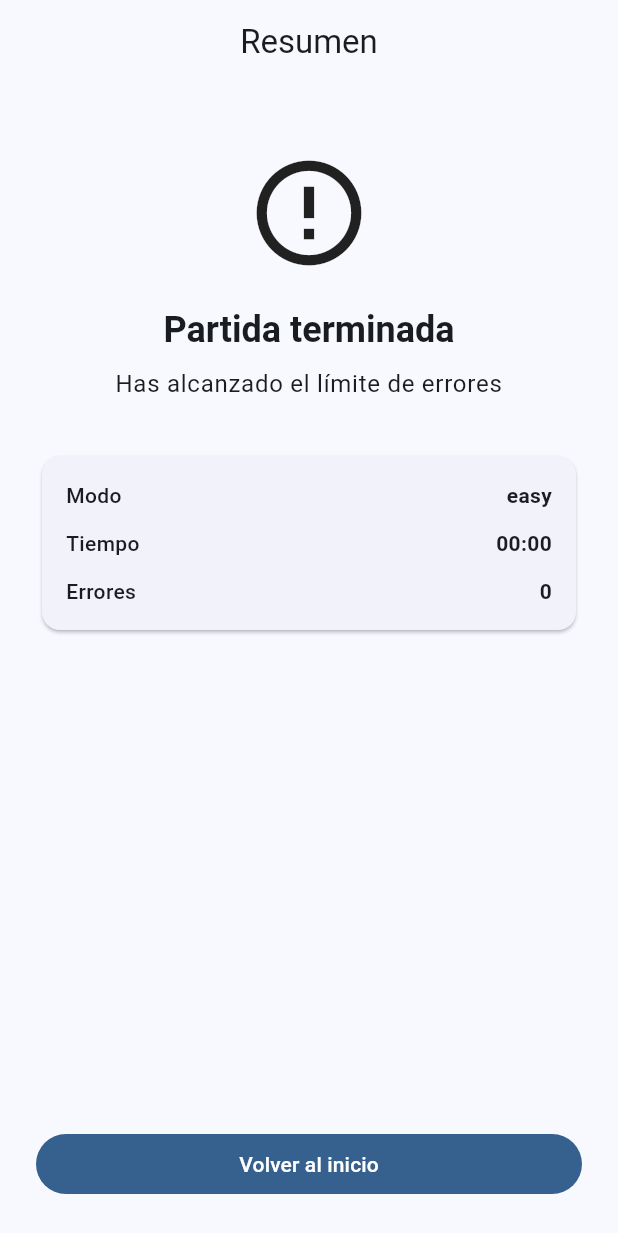
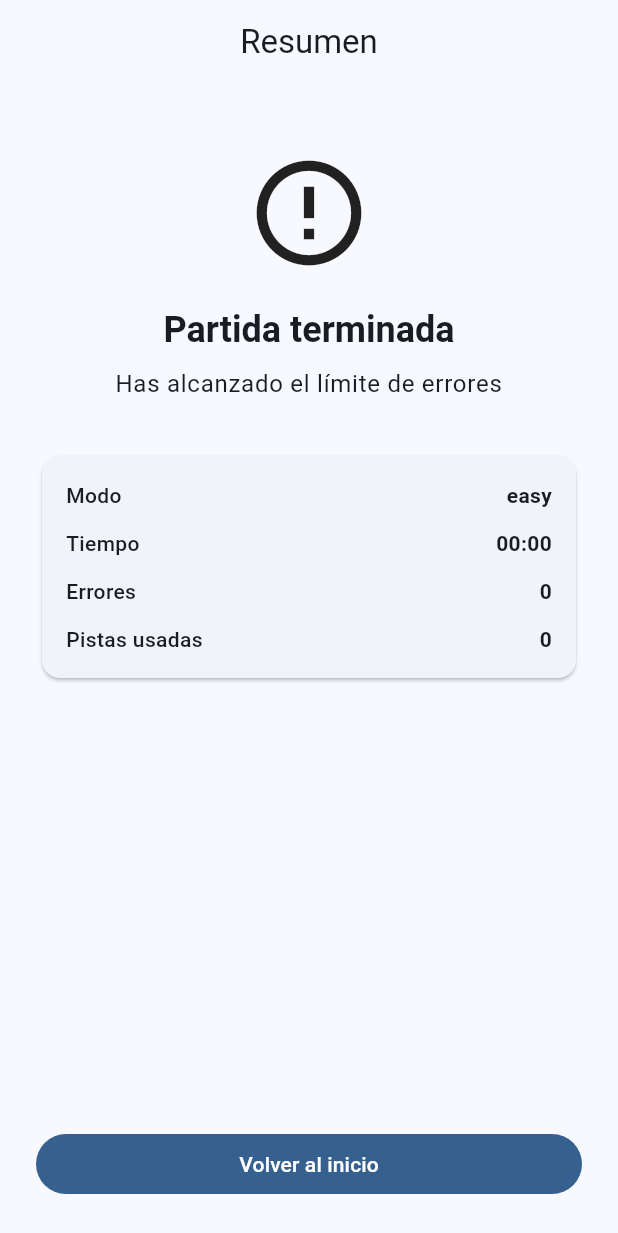
Before and after one commit to Maci050/sudoku_mobile, a Flutter app: the GameResultPage screen opened directly with empty values, on a phone screen of 412 x 824 dp. Shown: the top 1233 px of the screen. Run offline on Flutter 3.47's test engine with Material 3 defaults, Android fonts, the phone set to English and light mode, and no system bars; our stand-ins replace flutter_riverpod, hive, hive_flutter, vibration; accounts and stored records are empty.

Commit message:
feat: ayudas implementadas en resumenes

```diff
--- a/lib/features/game/presentation/pages/game_page.dart
+++ b/lib/features/game/presentation/pages/game_page.dart
@@ -248,6 +248,7 @@ class _GamePageState extends ConsumerState<GamePage> {
                                   difficulty: updatedBoard.difficulty,
                                   elapsed: updatedBoard.elapsed,
                                   mistakes: updatedBoard.mistakes,
+                                  hintsUsed: updatedBoard.hintsUsed,
                                 ),
                               ),
                             );
@@ -263,6 +264,7 @@ class _GamePageState extends ConsumerState<GamePage> {
                                   difficulty: updatedBoard.difficulty,
                                   elapsed: updatedBoard.elapsed,
                                   mistakes: updatedBoard.mistakes,
+                                  hintsUsed: updatedBoard.hintsUsed,
                                 ),
                               ),
                             );
--- a/lib/features/game/presentation/pages/game_result_page.dart
+++ b/lib/features/game/presentation/pages/game_result_page.dart
@@ -13,6 +13,7 @@ class GameResultPage extends StatefulWidget {
   final Difficulty difficulty;
   final Duration elapsed;
   final int mistakes;
+  final int hintsUsed;
 
   const GameResultPage({
     super.key,
@@ -21,6 +22,7 @@ class GameResultPage extends StatefulWidget {
     required this.difficulty,
     required this.elapsed,
     required this.mistakes,
+    required this.hintsUsed,
   });
 
   @override
@@ -214,6 +216,11 @@ class _GameResultPageState extends State<GameResultPage>
                                 label: 'Errores',
                                 value: '${widget.mistakes}',
                               ),
+                              const SizedBox(height: 12),
+                              _SummaryRow(
+                                label: 'Pistas usadas',
+                                value: '${widget.won ? widget.hintsUsed : 0}',
+                              )
                             ],
                           ),
                         ),
--- a/lib/features/history/domain/completed_game.dart
+++ b/lib/features/history/domain/completed_game.dart
@@ -12,6 +12,7 @@ class CompletedGame {
   final GameResultStatus status;
   final int mistakes;
   final bool isDailyChallenge;
+  final int hintsUsed;
 
   const CompletedGame({
     required this.difficulty,
@@ -20,6 +21,7 @@ class CompletedGame {
     required this.status,
     this.mistakes = 0,
     this.isDailyChallenge = false,
+    required this.hintsUsed,
   });
 
   Map<String, dynamic> toMap() {
@@ -30,6 +32,7 @@ class CompletedGame {
       'status': status.name,
       'mistakes': mistakes,
       'isDailyChallenge': isDailyChallenge,
+      'hintsUsed': hintsUsed,
     };
   }
 
@@ -47,6 +50,7 @@ class CompletedGame {
       ),
       mistakes: map['mistakes'] as int? ?? 0,
       isDailyChallenge: map['isDailyChallenge'] as bool? ?? false,
+      hintsUsed: map['hintsUsed'] as int? ?? 0,
     );
   }
 }
```
Also changed, not shown: lib/features/game/domain/game_board.dart (+9 -0 lines), lib/features/game/presentation/controllers/game_controller.dart (+7 -1 lines), lib/features/stats/presentation/stats_page.dart (+17 -0 lines).
